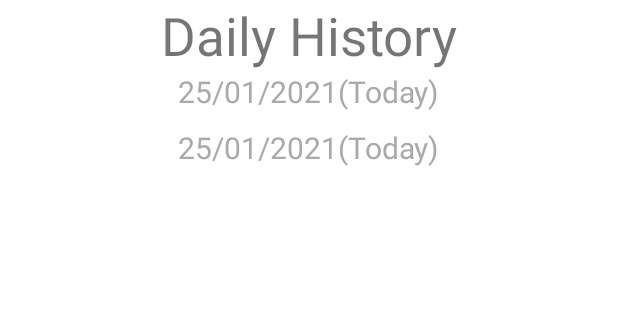
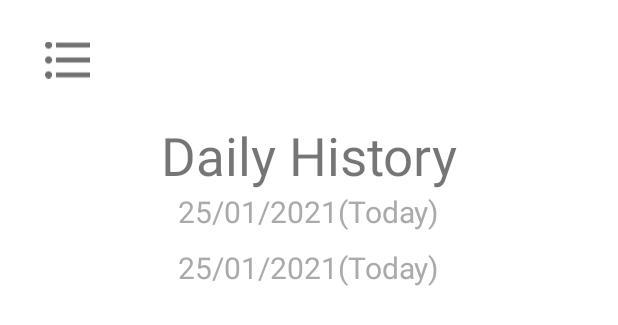
Before and after one commit to zacaugustzac/AutoCalorieTracker, an Android app: the layout activity_plan.xml on its own in the app's theme, with its tools: preview values and no code run, on a phone screen of 412 x 824 dp. Shown: the top 325 px of the screen. Run offline under Robolectric (Android 15) with nearby library versions, the phone set to English and light mode, and no system bars; network calls fail; Roboto replaces fonts that are not available here.

Commit message:
Update PlanActivity and layout

```diff
--- a/app/src/main/java/iss/edu/sg/autocalorietracker/Adapter2.java
+++ b/app/src/main/java/iss/edu/sg/autocalorietracker/Adapter2.java
@@ -40,7 +40,7 @@ public class Adapter2 extends RecyclerView.Adapter<Adapter2.ViewHolder> {
 
     @Override
     public ViewHolder onCreateViewHolder(ViewGroup parent, int viewType) {
-        View v = LayoutInflater.from(parent.getContext()).inflate(R.layout.suggestionsitem, parent, false);
+        View v = LayoutInflater.from(parent.getContext()).inflate(R.layout.planitem, parent, false);
         ViewHolder evh = new ViewHolder(v);
         return evh;
     }
--- a/app/src/main/res/layout/activity_plan.xml
+++ b/app/src/main/res/layout/activity_plan.xml
@@ -1,11 +1,44 @@
 <?xml version="1.0" encoding="utf-8"?>
-<LinearLayout xmlns:android="http://schemas.android.com/apk/res/android"
+<androidx.drawerlayout.widget.DrawerLayout xmlns:android="http://schemas.android.com/apk/res/android"
     xmlns:app="http://schemas.android.com/apk/res-auto"
     xmlns:tools="http://schemas.android.com/tools"
+    android:id="@+id/drawer_layout"
     android:layout_width="match_parent"
     android:layout_height="match_parent"
-    android:orientation="vertical"
-    tools:context=".PlanActivity">
+    android:fitsSystemWindows="true"
+    tools:context=".PlanActivity"
+    tools:openDrawer="start">
+
+    <com.google.android.material.navigation.NavigationView
+        android:id="@+id/nav_view"
+        android:layout_width="wrap_content"
+        android:layout_height="match_parent"
+        android:layout_gravity="start"
+        app:headerLayout="@layout/header"
+        app:menu="@menu/main_menu" />
+
+    <LinearLayout
+        android:id="@+id/content"
+        android:layout_width="match_parent"
+        android:layout_height="match_parent"
+        android:orientation="vertical">
+
+
+        <RelativeLayout
+            android:layout_width="match_parent"
+            android:layout_height="wrap_content"
+            android:layout_marginLeft="10dp"
+            android:layout_marginRight="10dp"
+            android:padding="20dp">
+
+            <ImageView
+                android:id="@+id/menu"
+                android:layout_width="30dp"
+                android:layout_height="40dp"
+                android:layout_centerVertical="true"
+                android:src="@drawable/menu" />
+
+        </RelativeLayout>
 
         <TextView
             android:id="@+id/textView15"
@@ -18,8 +51,7 @@
 
         <ScrollView
             android:layout_width="match_parent"
-        android:layout_height="wrap_content"
-        >
+            android:layout_height="wrap_content">
 
             <androidx.constraintlayout.widget.ConstraintLayout
                 android:layout_width="match_parent"
@@ -79,8 +111,6 @@
                 </LinearLayout>
             </androidx.constraintlayout.widget.ConstraintLayout>
 
-
         </ScrollView>
-
-
     </LinearLayout>
+</androidx.drawerlayout.widget.DrawerLayout>
```
Also changed, not shown: app/src/main/java/iss/edu/sg/autocalorietracker/PlanActivity.java (+147 -2 lines). Lines whose indentation alone changed are shown as unchanged.
